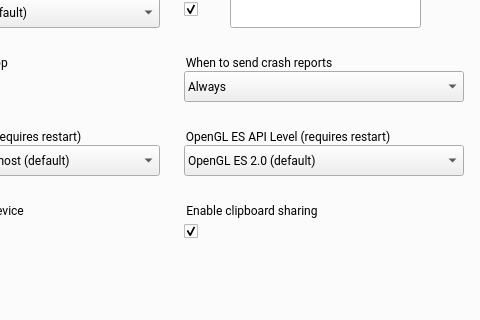
The window that android/android-emu/android/skin/qt/extended-pages/settings-page.ui (vicamo/libandroid-emugl) describes before a commit, drawn with Qt 5; both pictures show x 142 to 622 and y 153 to 473 of the 622 by 580 pixel window.
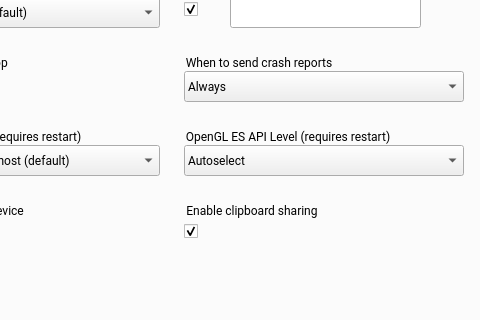
The same window after the commit. Icons and pictures are not drawn. Custom widgets are drawn as their Qt base class.

Commit message:
[gpuconfig] Clarify GLES API level UI settings
- "OpenGL ES 2.0" really acts as an autoselect.
- Add an option to force ES 2.0 for compatibility.

```diff
--- a/android/android-emu/android/skin/qt/extended-pages/settings-page.ui
+++ b/android/android-emu/android/skin/qt/extended-pages/settings-page.ui
@@ -477,15 +477,15 @@
      <property name="editable">
       <bool>false</bool>
      </property>
-     <property name="currentText" stdset="0">
-      <string>OpenGL ES 2.0 (default)</string>
+     <property name="currentText">
+      <string>Autoselect</string>
      </property>
      <property name="report_metrics" stdset="0">
       <bool>false</bool>
      </property>
      <item>
       <property name="text">
-       <string>OpenGL ES 2.0 (default)</string>
+       <string>Autoselect</string>
       </property>
      </item>
      <item>
```
Left out of the diff: 9 changed lines with no effect on the pictures. The commit also changes 3 other files.
